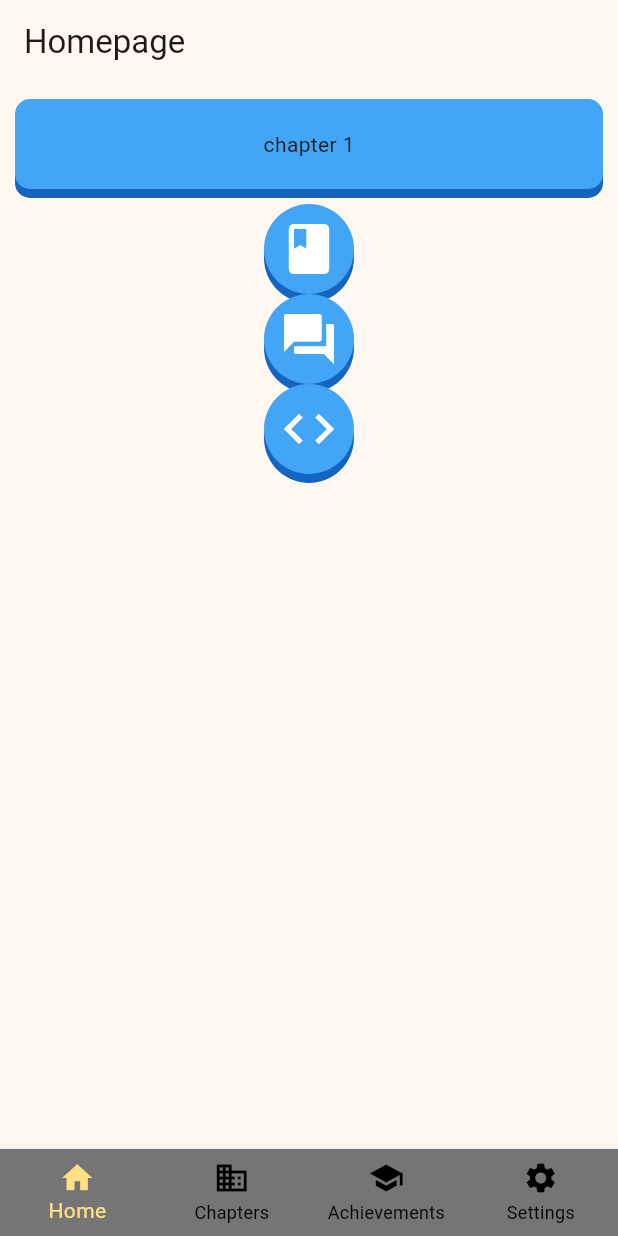
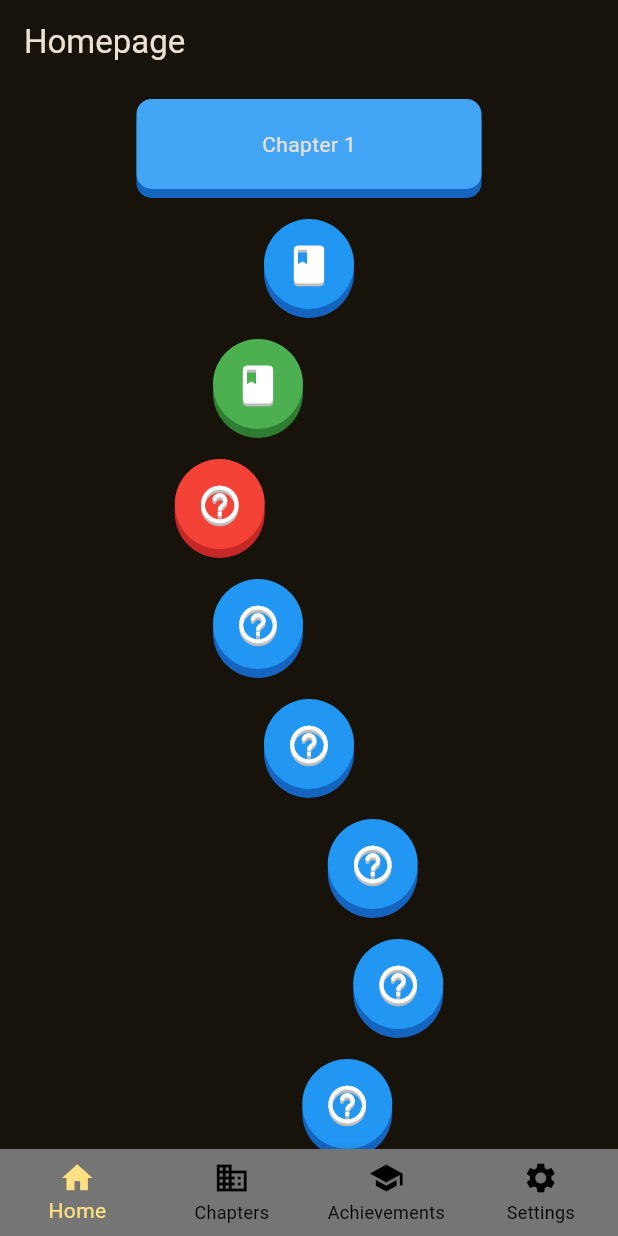
Before and after one commit to Kabirlakhadive/kid_coder, a Flutter app: the screen it shows after launch, on a phone screen of 412 x 824 dp. Run offline on Flutter 3.47's test engine with Material 3 defaults, Android fonts, the phone set to English and light mode, and no system bars.

Commit message:
Now loads data from mad data and level data jsons

```diff
--- a/lib/Pages/home_page.dart
+++ b/lib/Pages/home_page.dart
@@ -1,7 +1,7 @@
 import 'dart:convert';
-
 import 'package:flutter/material.dart';
 import 'package:flutter/services.dart';
+import 'package:kid_coder/Pages/level_page.dart';
 import 'package:kid_coder/widgets/chapter_tile.dart';
 import 'package:kid_coder/widgets/level_tile.dart';
 
@@ -13,55 +13,127 @@ class HomePage extends StatefulWidget {
 }
 
 class _HomePageState extends State<HomePage> {
-  Future getData() async {
+  // BEST PRACTICE: Store the future in a state variable.
+  late Future<Map<String, dynamic>> _mapDataFuture;
+
+  @override
+  void initState() {
+    super.initState();
+    // Call getData() only ONCE when the widget is first created.
+    _mapDataFuture = _loadMapData();
+  }
+
+  Future<Map<String, dynamic>> _loadMapData() async {
     final jsonString = await rootBundle.loadString(
-      'assets/data/JAVA/levels_data.json',
+      'assets/data/JAVA/map_data.json',
     );
-    final data = jsonDecode(jsonString);
-
-    print(data);
+    final data = jsonDecode(jsonString) as Map<String, dynamic>;
+    // print(data);
     return data;
   }
 
   @override
   Widget build(BuildContext context) {
+    const List<double> alignmentPattern = [
+      // A little off the edge
+      0.3,
+      0.0,
+      -0.4,
+      -0.7, // A little off the edge
+      -0.4,
+      0.0,
+      0.5,
+      0.7,
+    ];
     return Scaffold(
       appBar: AppBar(
-        // TRY THIS: Try changing the color here to a specific color (to
-        // Colors.amber, perhaps?) and trigger a hot reload to see the AppBar
-        // change color while the other colors stay the same.
         backgroundColor: Colors.transparent,
-        // Here we take the value from the MyHomePage object that was created by
-        // the App.build method, and use it to set our appbar title.
-        title: Text('Homepage'),
+        elevation: 0,
+        title: const Text('Homepage'),
       ),
-      body: FutureBuilder(
-        future: getData(),
+      body: FutureBuilder<Map<String, dynamic>>(
+        // Use the state variable here
+        future: _mapDataFuture,
         builder: (context, snapshot) {
-          final data = snapshot.data;
-          print(data);
-          return Column(
-            children: [
-              ChapterTile(title: 'chapter 1'),
-              ListView.builder(
+          if (snapshot.connectionState == ConnectionState.waiting) {
+            return const Center(child: CircularProgressIndicator());
+          }
+
+          if (snapshot.hasError) {
+            return Center(child: Text('Error: ${snapshot.error}'));
+          }
+
+          if (snapshot.hasData) {
+            final data = snapshot.data!;
+
+            final tiles = data['ListOfTiles'] as List;
+
+            return Center(
+              child: SizedBox(
+                width: 250,
+                child: ListView.builder(
+                  // FIX: You must provide an itemCount.
+                  itemCount: tiles.length,
                   itemBuilder: (context, index) {
-                  final type = data["list of levels"][index]['levelType'];
+                    // final levelData = tiles[index];
+                    // final String type =
+                    //     levelData['levelType']; // <-- Now this is safe.
+                    final tileData = tiles[index];
+                    final String type = tileData['type'];
+                    if (type == 'chapter') {
+                      return ChapterTile(title: tileData['title']);
+                    } else {
+                      final levelType = tileData['levelType'];
+                      final patternIndex = index % alignmentPattern.length;
+                      final alignmentX = alignmentPattern[patternIndex];
+                      final color = tileData['color'];
 
-                  return LevelTile(
+                      return Align(
+                        alignment: Alignment(alignmentX, 0),
+                        child: LevelTile(
                           icon:
-                        type == 'explainer'
+                              levelType == 'explainer'
                                   ? Icons.book
-                            : type == 'mcq'
-                            ? Icons.question_answer
+                                  : levelType == 'mcq'
+                                  ? Icons.help_outline_rounded
                                   : Icons.code,
+
+                          onTap:
+                              () => Navigator.push(
+                                context,
+                                MaterialPageRoute(
+                                  builder:
+                                      (context) => LevelPage(
+                                        levelType: levelType,
+                                        level: tileData['level'],
+                                      ),
+                                ),
+                              ),
+
+                          color:
+                              color == "blue"
+                                  ? Colors.blue
+                                  : color == "green"
+                                  ? Colors.green
+                                  : Colors.red,
+
+                          shadowColor:
+                              color == "blue"
+                                  ? Colors.blue[800]!
+                                  : color == "green"
+                                  ? Colors.green[800]!
+                                  : Colors.red[800]!,
+                        ),
                       );
+                    }
                   },
-
-                shrinkWrap: true,
-                itemCount: 3,
                 ),
-            ],
+              ),
             );
+          } else {
+            // This case handles when snapshot has no data.
+            return const Center(child: Text('No data found.'));
+          }
         },
       ),
     );
--- a/lib/main.dart
+++ b/lib/main.dart
@@ -40,7 +40,7 @@ class _MyAppState extends State<MyApp> {
         // tested with just a hot reload.
         colorScheme: ColorScheme.fromSeed(
           seedColor: Colors.amber,
-          brightness: Brightness.light,
+          brightness: Brightness.dark,
         ),
       ),
       home: const MyHomePage(title: 'Flutter Demo Home Page'),
--- a/lib/widgets/level_tile.dart
+++ b/lib/widgets/level_tile.dart
@@ -1,27 +1,50 @@
 import 'package:flutter/material.dart';
 
 class LevelTile extends StatelessWidget {
+  final Color shadowColor;
+  final Color color;
+  final VoidCallback onTap;
   final IconData icon;
-  const LevelTile({super.key, required this.icon});
+  const LevelTile({
+    super.key,
+    required this.icon,
+    required this.onTap,
+    required this.color,
+    required this.shadowColor,
+  });
 
   @override
   Widget build(BuildContext context) {
-    return Container(
+    return GestureDetector(
+      onTap: onTap,
+      child: Container(
         height: 60,
         width: 60,
+        margin: const EdgeInsets.all(10),
         decoration: BoxDecoration(
           shape: BoxShape.circle,
-        color: Colors.blue[400],
+          color: color,
           boxShadow: [
             BoxShadow(
-            color: Colors.blue[800]!,
+              color: shadowColor,
               offset: const Offset(0, 6),
               blurRadius: 0,
             ),
           ],
         ),
-
-      child: Icon(icon, color: Colors.white, size: 40),
+        child: Icon(
+          icon,
+          color: Colors.white,
+          size: 30,
+          shadows: [
+            BoxShadow(
+              color: Colors.grey[400]!,
+              offset: const Offset(0, 2),
+              blurRadius: 0,
+            ),
+          ],
+        ),
+      ),
     );
   }
 }
--- a/pubspec.yaml
+++ b/pubspec.yaml
@@ -59,7 +59,6 @@ flutter:
   # To add assets to your application, add an assets section, like this:
   assets:
     - assets/data/JAVA/
-
   #   - images/a_dot_burr.jpeg
   #   - images/a_dot_ham.jpeg
 
```
Also changed, not shown: assets/data/JAVA/chapters_data.json (deleted, +0 -18 lines), assets/data/JAVA/levels_data.json (+14 -3 lines), assets/data/JAVA/map_data.json (added, +119 -0 lines), lib/Pages/level_page.dart (added, +114 -0 lines), lib/widgets/explainer_widget.dart (added, +63 -0 lines), lib/widgets/level_end_window.dart (added), lib/widgets/level_start_window.dart (added). Lines whose indentation alone changed are shown as unchanged.
